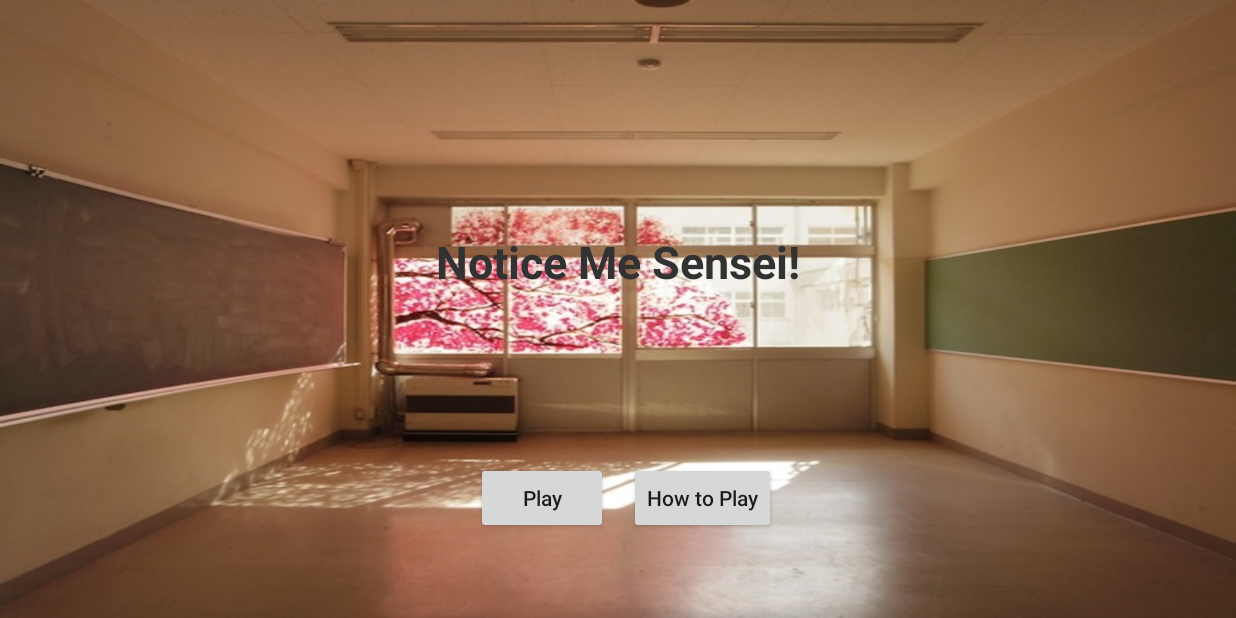
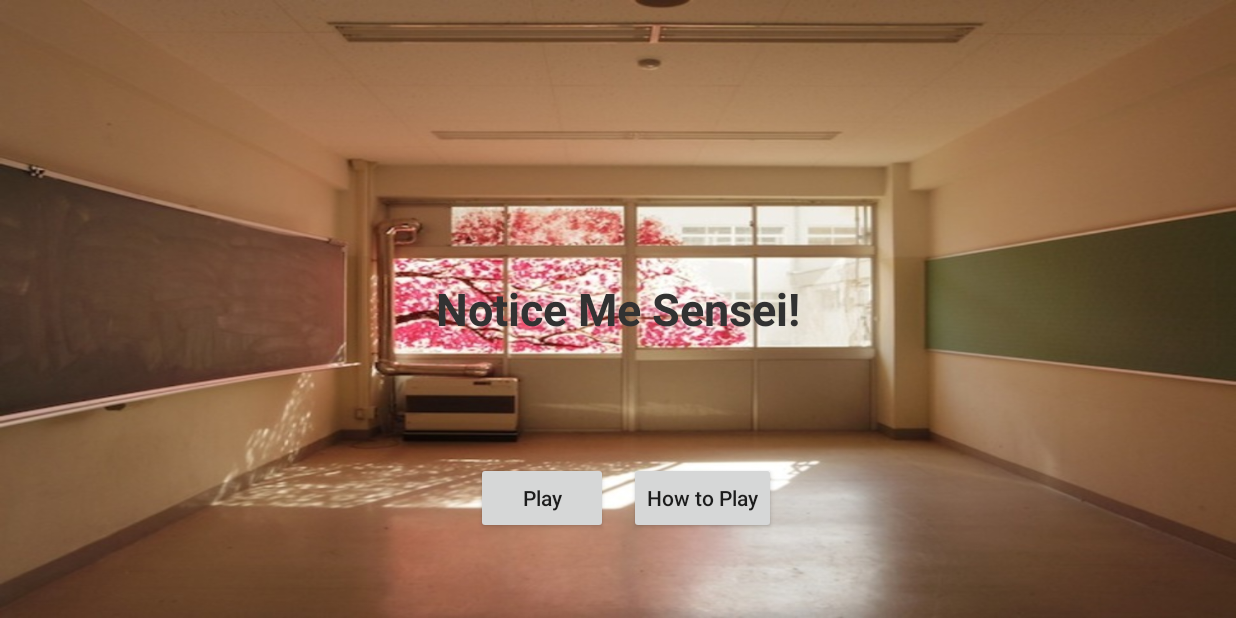
Before and after one commit to TheBaconLatte/cs385, an Android app: the screen it shows after launch (MainActivity), on a phone screen of 824 x 412 dp (held sideways). Run offline under Robolectric (Android 15) with nearby library versions, the phone set to English and light mode, and no system bars.

Commit message:
Changed the xml file

```diff
--- a/GroupProjectTest/app/src/main/res/layout/activity_main.xml
+++ b/GroupProjectTest/app/src/main/res/layout/activity_main.xml
@@ -17,6 +17,7 @@
         android:layout_height="wrap_content"
         android:text="@string/title"
         android:textAlignment="gravity"
+        android:layout_centerInParent="true"
         android:textStyle="bold"
         android:textColor="#323232"
         android:textSize="30sp"
```
